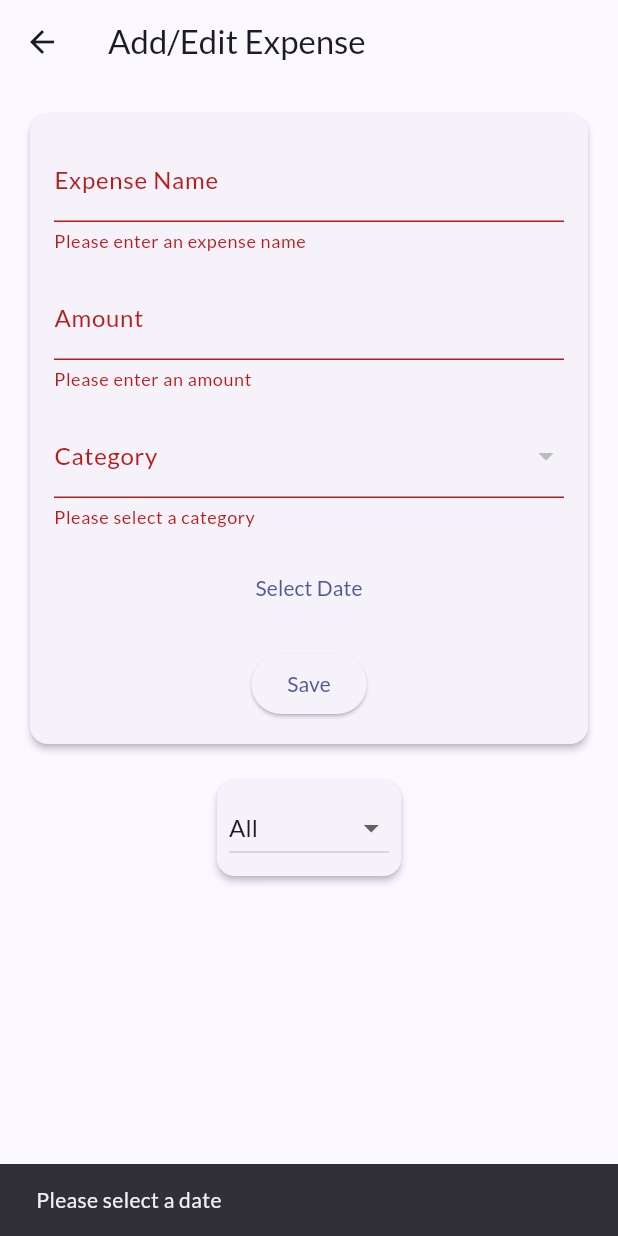
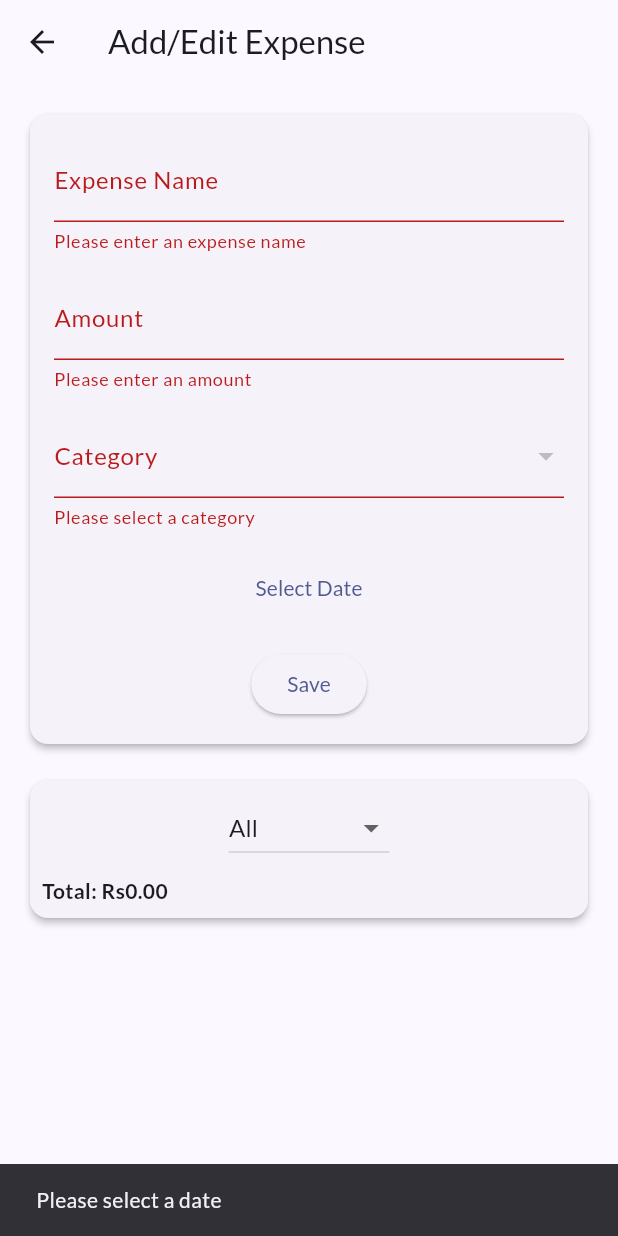
Before and after one commit to MalithEdirisinghe/expense_tracker, a Flutter app: the AddEditExpenseScreen screen opened by its route, after a tap on "Save", on a phone screen of 412 x 824 dp. Run offline on Flutter 3.47's test engine with Material 3 defaults, Android fonts, the phone set to English and light mode, and no system bars; our stand-ins replace fl_chart, google_fonts, sqflite; accounts and stored records are empty.

Commit message:
Show total for selected date range

```diff
--- a/lib/add_edit_expense_screen.dart
+++ b/lib/add_edit_expense_screen.dart
@@ -18,6 +18,7 @@ class _AddEditExpenseScreenState extends State<AddEditExpenseScreen> {
   final DatabaseHelper _dbHelper = DatabaseHelper();
   List<Map<String, dynamic>> categories = [];
   List<Map<String, dynamic>> expenses = [];
+  double _totalAmount = 0.0;
   String _filterOption = 'All';
   DateTime? _filterStartDate;
   DateTime? _filterEndDate;
@@ -65,8 +66,13 @@ class _AddEditExpenseScreenState extends State<AddEditExpenseScreen> {
       ''',
       args,
     );
+    double sum = 0.0;
+    for (final row in data) {
+      sum += (row['amount'] as num?)?.toDouble() ?? 0.0;
+    }
     setState(() {
       expenses = data;
+      _totalAmount = sum;
     });
   }
 
@@ -351,12 +357,22 @@ class _AddEditExpenseScreenState extends State<AddEditExpenseScreen> {
                                   : DateFormat('yyyy-MM-dd').format(_filterEndDate!),
                             ),
                           ),
-                          ElevatedButton(
+                      ElevatedButton(
                             onPressed: _applyFilter,
                             child: const Text('Apply'),
                           ),
                         ],
                       ),
+                    Padding(
+                      padding: const EdgeInsets.only(top: 8.0),
+                      child: Align(
+                        alignment: Alignment.centerLeft,
+                        child: Text(
+                          'Total: Rs${_totalAmount.toStringAsFixed(2)}',
+                          style: const TextStyle(fontWeight: FontWeight.bold),
+                        ),
+                      ),
+                    ),
                   ],
                 ),
               ),
```
